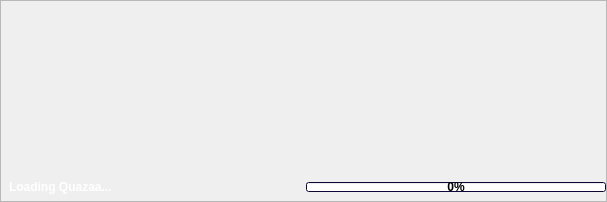
Above: branch/Rewrite/UI/dialogsplash.ui from c3c/quazaa before the change. Below: the same form after it.
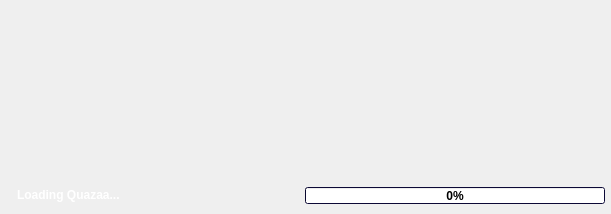
That is the form after the change. Icons and pictures are not drawn.

```diff
--- a/branch/Rewrite/UI/dialogsplash.ui
+++ b/branch/Rewrite/UI/dialogsplash.ui
@@ -9,8 +9,8 @@
    <rect>
     <x>0</x>
     <y>0</y>
-    <width>607</width>
-    <height>202</height>
+    <width>609</width>
+    <height>204</height>
    </rect>
   </property>
   <property name="windowTitle">
@@ -37,7 +37,9 @@
     <widget class="QFrame" name="frameSplashBackground">
      <property name="styleSheet">
       <string notr="true">QFrame {
-	border-image: url(:/Resource/Splash.png) repeat;
+	border: 3px solid transparent;
+	border-bottom: 4px solid transparent;
+	border-image: url(:/Resource/screen.png);
 }</string>
      </property>
      <property name="frameShape">
@@ -277,10 +279,16 @@
              <verstretch>0</verstretch>
             </sizepolicy>
            </property>
+           <property name="minimumSize">
+            <size>
+             <width>300</width>
+             <height>17</height>
+            </size>
+           </property>
            <property name="maximumSize">
             <size>
              <width>300</width>
-             <height>10</height>
+             <height>17</height>
             </size>
            </property>
            <property name="palette">
@@ -349,8 +357,8 @@
            </property>
            <property name="styleSheet">
             <string notr="true">font-weight: bold;
-max-height: 10px;
-min-height: 10px;
+max-height: 17px;
+min-height: 17px;
 max-width: 300px;
 min-width: 300px;</string>
            </property>
@@ -383,6 +391,7 @@
 max-height: 172px;
 min-width: 605px;
 max-width: 605px;
+border: 0px solid transparent;
 border-image: url(:/Resource/QuazaaLogo.png);</string>
         </property>
         <property name="text">
```
